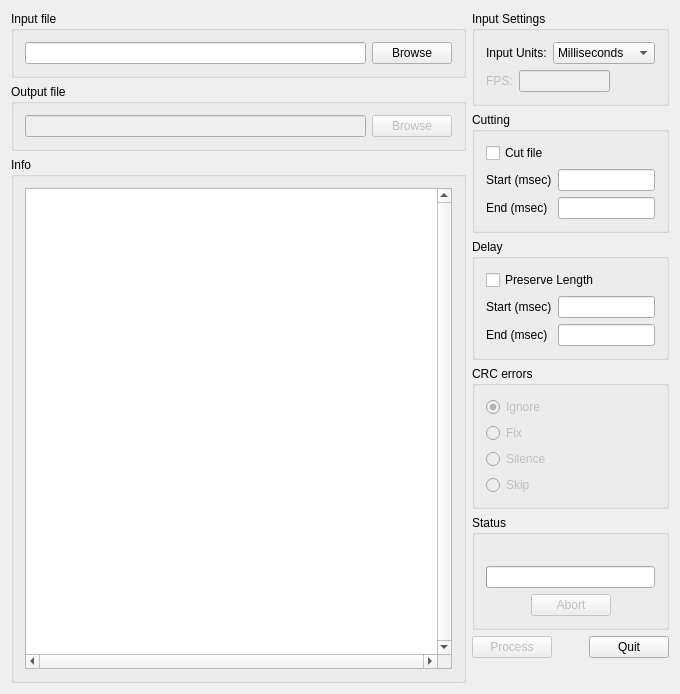
Before: the Qt Designer form src/delaycut.ui in r4dius/delaycut, drawn with Qt 5.
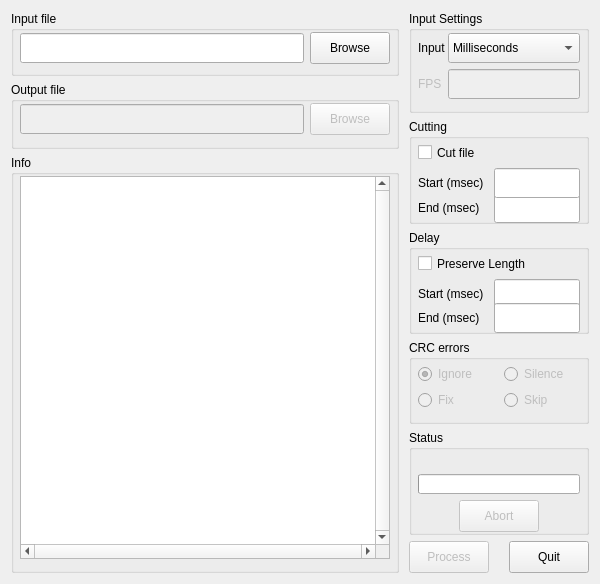
After: the same form once the commit is applied. Custom widgets are drawn as their Qt base class.

```diff
--- a/src/delaycut.ui
+++ b/src/delaycut.ui
@@ -9,15 +9,24 @@
    <rect>
     <x>0</x>
     <y>0</y>
-    <width>680</width>
-    <height>694</height>
+    <width>600</width>
+    <height>584</height>
    </rect>
   </property>
+  <property name="minimumSize">
+   <size>
+    <width>600</width>
+    <height>584</height>
+   </size>
+  </property>
   <property name="windowTitle">
-   <string>delaycut v1.4.3.9</string>
+   <string>delaycut v1.4.4.0</string>
   </property>
   <widget class="QWidget" name="centralWidget">
    <layout class="QHBoxLayout" name="horizontalLayout_6" stretch="3,1">
+    <property name="spacing">
+     <number>10</number>
+    </property>
     <item>
      <layout class="QVBoxLayout" name="verticalLayout_4">
       <item>
@@ -26,11 +35,36 @@
          <string>Input file</string>
         </property>
         <layout class="QHBoxLayout" name="horizontalLayout_3">
+         <property name="leftMargin">
+          <number>6</number>
+         </property>
+         <property name="topMargin">
+          <number>1</number>
+         </property>
+         <property name="rightMargin">
+          <number>6</number>
+         </property>
+         <property name="bottomMargin">
+          <number>9</number>
+         </property>
          <item>
-          <widget class="DragDropLineEdit" name="inputFileLineEdit"/>
+          <widget class="DragDropLineEdit" name="inputFileLineEdit">
+           <property name="minimumSize">
+            <size>
+             <width>0</width>
+             <height>30</height>
+            </size>
+           </property>
+          </widget>
          </item>
          <item>
           <widget class="QPushButton" name="inputBrowseButton">
+           <property name="minimumSize">
+            <size>
+             <width>0</width>
+             <height>32</height>
+            </size>
+           </property>
            <property name="text">
             <string>Browse</string>
            </property>
@@ -45,11 +79,26 @@
          <string>Output file</string>
         </property>
         <layout class="QHBoxLayout" name="horizontalLayout_4">
+         <property name="leftMargin">
+          <number>6</number>
+         </property>
+         <property name="topMargin">
+          <number>1</number>
+         </property>
+         <property name="rightMargin">
+          <number>6</number>
+         </property>
          <item>
           <widget class="DragDropLineEdit" name="outputFileLineEdit">
            <property name="enabled">
             <bool>false</bool>
            </property>
+           <property name="minimumSize">
+            <size>
+             <width>0</width>
+             <height>30</height>
+            </size>
+           </property>
           </widget>
          </item>
          <item>
@@ -57,6 +106,12 @@
            <property name="enabled">
             <bool>false</bool>
            </property>
+           <property name="minimumSize">
+            <size>
+             <width>0</width>
+             <height>32</height>
+            </size>
+           </property>
            <property name="text">
             <string>Browse</string>
            </property>
@@ -71,6 +126,15 @@
          <string>Info</string>
         </property>
         <layout class="QGridLayout" name="gridLayout">
+         <property name="leftMargin">
+          <number>6</number>
+         </property>
+         <property name="topMargin">
+          <number>1</number>
+         </property>
+         <property name="rightMargin">
+          <number>6</number>
+         </property>
          <item row="0" column="0">
           <widget class="QTextEdit" name="infoTextEdit">
            <property name="verticalScrollBarPolicy">
@@ -91,104 +155,164 @@
     </item>
     <item>
      <layout class="QVBoxLayout" name="verticalLayout_5">
+      <property name="spacing">
+       <number>6</number>
+      </property>
+      <property name="sizeConstraint">
+       <enum>QLayout::SetDefaultConstraint</enum>
+      </property>
+      <property name="bottomMargin">
+       <number>0</number>
+      </property>
       <item>
        <widget class="QGroupBox" name="inputSettingsGroupBox">
+        <property name="sizePolicy">
+         <sizepolicy hsizetype="Fixed" vsizetype="Fixed">
+          <horstretch>0</horstretch>
+          <verstretch>0</verstretch>
+         </sizepolicy>
+        </property>
+        <property name="maximumSize">
+         <size>
+          <width>180</width>
+          <height>16777215</height>
+         </size>
+        </property>
         <property name="title">
          <string>Input Settings</string>
         </property>
-        <layout class="QVBoxLayout" name="verticalLayout_3">
-         <item>
-          <layout class="QFormLayout" name="formLayout_3">
-           <item row="0" column="0">
-            <widget class="QLabel" name="inputUnitsLabel">
-             <property name="text">
-              <string>Input Units:</string>
-             </property>
-            </widget>
-           </item>
-           <item row="0" column="1">
-            <widget class="QComboBox" name="inputUnitsComboBox">
-             <property name="currentIndex">
-              <number>2</number>
-             </property>
-             <item>
-              <property name="text">
-               <string>Audio frames</string>
-              </property>
-             </item>
-             <item>
-              <property name="text">
-               <string>Seconds</string>
-              </property>
-             </item>
-             <item>
-              <property name="text">
-               <string>Milliseconds</string>
-              </property>
-             </item>
-             <item>
-              <property name="text">
-               <string>Video frames</string>
-              </property>
-             </item>
-            </widget>
-           </item>
-          </layout>
+        <layout class="QFormLayout" name="verticalLayout_3">
+         <property name="leftMargin">
+          <number>6</number>
+         </property>
+         <property name="topMargin">
+          <number>2</number>
+         </property>
+         <property name="rightMargin">
+          <number>6</number>
+         </property>
+         <item row="0" column="0">
+          <widget class="QLabel" name="inputUnitsLabel">
+           <property name="minimumSize">
+            <size>
+             <width>70</width>
+             <height>30</height>
+            </size>
+           </property>
+           <property name="text">
+            <string>Input Units</string>
+           </property>
+          </widget>
          </item>
-         <item>
-          <layout class="QHBoxLayout" name="horizontalLayout_5" stretch="1,4,2">
+         <item row="0" column="1">
+          <widget class="QComboBox" name="inputUnitsComboBox">
+           <property name="sizePolicy">
+            <sizepolicy hsizetype="Expanding" vsizetype="Fixed">
+             <horstretch>0</horstretch>
+             <verstretch>0</verstretch>
+            </sizepolicy>
+           </property>
+           <property name="minimumSize">
+            <size>
+             <width>0</width>
+             <height>30</height>
+            </size>
+           </property>
+           <property name="currentIndex">
+            <number>2</number>
+           </property>
            <item>
-            <widget class="QLabel" name="fpsLabel">
-             <property name="enabled">
-              <bool>false</bool>
-             </property>
-             <property name="text">
-              <string>FPS:</string>
-             </property>
-            </widget>
+            <property name="text">
+             <string>Audio frames</string>
+            </property>
            </item>
            <item>
-            <widget class="QLineEdit" name="fpsLineEdit">
-             <property name="enabled">
-              <bool>false</bool>
-             </property>
-             <property name="text">
-              <string/>
-             </property>
-             <property name="maxLength">
-              <number>11</number>
-             </property>
-             <property name="alignment">
-              <set>Qt::AlignRight|Qt::AlignTrailing|Qt::AlignVCenter</set>
-             </property>
-            </widget>
+            <property name="text">
+             <string>Seconds</string>
+            </property>
            </item>
            <item>
-            <spacer name="horizontalSpacer_4">
-             <property name="orientation">
-              <enum>Qt::Horizontal</enum>
-             </property>
-             <property name="sizeHint" stdset="0">
-              <size>
-               <width>58</width>
-               <height>20</height>
-              </size>
-             </property>
-            </spacer>
+            <property name="text">
+             <string>Milliseconds</string>
+            </property>
            </item>
-          </layout>
+           <item>
+            <property name="text">
+             <string>Video frames</string>
+            </property>
+           </item>
+          </widget>
+         </item>
+         <item row="1" column="0">
+          <widget class="QLabel" name="fpsLabel">
+           <property name="enabled">
+            <bool>false</bool>
+           </property>
+           <property name="minimumSize">
+            <size>
+             <width>0</width>
+             <height>30</height>
+            </size>
+           </property>
+           <property name="text">
+            <string>FPS</string>
+           </property>
+          </widget>
+         </item>
+         <item row="1" column="1">
+          <widget class="QLineEdit" name="fpsLineEdit">
+           <property name="enabled">
+            <bool>false</bool>
+           </property>
+           <property name="minimumSize">
+            <size>
+             <width>0</width>
+             <height>30</height>
+            </size>
+           </property>
+           <property name="text">
+            <string/>
+           </property>
+           <property name="maxLength">
+            <number>11</number>
+           </property>
+           <property name="alignment">
+            <set>Qt::AlignRight|Qt::AlignTrailing|Qt::AlignVCenter</set>
+           </property>
+          </widget>
          </item>
         </layout>
        </widget>
       </item>
       <item>
        <widget class="QGroupBox" name="cuttingGroupBox">
+        <property name="sizePolicy">
+         <sizepolicy hsizetype="Fixed" vsizetype="Fixed">
+          <horstretch>0</horstretch>
+          <verstretch>0</verstretch>
+         </sizepolicy>
+        </property>
+        <property name="maximumSize">
+         <size>
+          <width>180</width>
+          <height>16777215</height>
+         </size>
+        </property>
         <property name="title">
          <string>Cutting</string>
         </property>
         <layout class="QFormLayout" name="formLayout">
-         <property name="fieldGrowthPolicy">
-          <enum>QFormLayout::AllNonFixedFieldsGrow</enum>
+         <property name="leftMargin">
+          <number>6</number>
+         </property>
+         <property name="topMargin">
+          <number>4</number>
+         </property>
+         <property name="rightMargin">
+          <number>6</number>
+         </property>
+         <property name="bottomMargin">
+          <number>9</number>
          </property>
          <item row="0" column="0" colspan="2">
           <widget class="QCheckBox" name="cutFileCheckBox">
@@ -199,29 +323,25 @@
          </item>
          <item row="1" column="0">
           <widget class="QLabel" name="startCuttingLabel">
+           <property name="minimumSize">
+            <size>
+             <width>70</width>
+             <height>30</height>
+            </size>
+           </property>
            <property name="text">
             <string>Start (msec)</string>
-           </property>
-           <property name="scaledContents">
-            <bool>false</bool>
-           </property>
-          </widget>
-         </item>
-         <item row="1" column="1">
-          <widget class="QLineEdit" name="startCuttingLineEdit">
-           <property name="text">
-            <string/>
-           </property>
-           <property name="maxLength">
-            <number>8</number>
-           </property>
-           <property name="alignment">
-            <set>Qt::AlignRight|Qt::AlignTrailing|Qt::AlignVCenter</set>
            </property>
           </widget>
          </item>
          <item row="2" column="0">
           <widget class="QLabel" name="endCuttingLabel">
+           <property name="minimumSize">
+            <size>
+             <width>0</width>
+             <height>30</height>
+            </size>
+           </property>
            <property name="text">
             <string>End (msec)</string>
            </property>
@@ -229,6 +349,12 @@
          </item>
          <item row="2" column="1">
           <widget class="QLineEdit" name="endCuttingLineEdit">
+           <property name="minimumSize">
+            <size>
+             <width>0</width>
+             <height>30</height>
+            </size>
+           </property>
            <property name="acceptDrops">
             <bool>false</bool>
            </property>
@@ -240,15 +366,58 @@
            </property>
           </widget>
          </item>
+         <item row="1" column="1">
+          <widget class="QLineEdit" name="startCuttingLineEdit">
+           <property name="minimumSize">
+            <size>
+             <width>0</width>
+             <height>30</height>
+            </size>
+           </property>
+           <property name="text">
+            <string/>
+           </property>
+           <property name="maxLength">
+            <number>8</number>
+           </property>
+           <property name="alignment">
+            <set>Qt::AlignRight|Qt::AlignTrailing|Qt::AlignVCenter</set>
+           </property>
+          </widget>
+         </item>
         </layout>
        </widget>
       </item>
       <item>
        <widget class="QGroupBox" name="delayGroupBox">
+        <property name="sizePolicy">
+         <sizepolicy hsizetype="Fixed" vsizetype="Fixed">
+          <horstretch>0</horstretch>
+          <verstretch>0</verstretch>
+         </sizepolicy>
+        </property>
+        <property name="maximumSize">
+         <size>
+          <width>180</width>
+          <height>16777215</height>
+         </size>
+        </property>
         <property name="title">
          <string>Delay</string>
         </property>
         <layout class="QFormLayout" name="formLayout_2">
+         <property name="leftMargin">
+          <number>6</number>
+         </property>
+         <property name="topMargin">
+          <number>4</number>
+         </property>
+         <property name="rightMargin">
+          <number>6</number>
+         </property>
+         <property name="bottomMargin">
+          <number>9</number>
+         </property>
          <item row="0" column="0" colspan="2">
           <widget class="QCheckBox" name="originalLengthCheckBox">
            <property name="text">
@@ -258,6 +427,12 @@
          </item>
          <item row="1" column="0">
           <widget class="QLabel" name="startDelayLabel">
+           <property name="minimumSize">
+            <size>
+             <width>70</width>
+             <height>30</height>
+            </size>
+           </property>
            <property name="text">
             <string>Start (msec)</string>
            </property>
@@ -265,6 +440,12 @@
          </item>
          <item row="1" column="1">
           <widget class="QLineEdit" name="startDelayLineEdit">
+           <property name="minimumSize">
+            <size>
+             <width>0</width>
+             <height>30</height>
+            </size>
+           </property>
            <property name="acceptDrops">
             <bool>false</bool>
            </property>
@@ -278,6 +459,12 @@
          </item>
          <item row="2" column="0">
           <widget class="QLabel" name="endDelayLabel">
+           <property name="minimumSize">
+            <size>
+             <width>0</width>
+             <height>30</height>
+            </size>
+           </property>
            <property name="text">
             <string>End (msec)</string>
            </property>
@@ -285,6 +472,12 @@
          </item>
          <item row="2" column="1">
           <widget class="QLineEdit" name="endDelayLineEdit">
+           <property name="minimumSize">
+            <size>
+             <width>0</width>
+             <height>30</height>
+            </size>
+           </property>
            <property name="acceptDrops">
             <bool>false</bool>
            </property>
@@ -301,15 +494,42 @@
       </item>
       <item>
        <widget class="QGroupBox" name="crcErrorsGroupBox">
+        <property name="sizePolicy">
+         <sizepolicy hsizetype="Fixed" vsizetype="Fixed">
+          <horstretch>0</horstretch>
+          <verstretch>0</verstretch>
+         </sizepolicy>
+        </property>
+        <property name="maximumSize">
+         <size>
+          <width>180</width>
+          <height>16777215</height>
+         </size>
+        </property>
         <property name="title">
          <string>CRC errors</string>
         </property>
-        <layout class="QVBoxLayout" name="verticalLayout">
-         <item>
+        <layout class="QFormLayout" name="verticalLayout">
+         <property name="leftMargin">
+          <number>6</number>
+         </property>
+         <property name="topMargin">
+          <number>4</number>
+         </property>
+         <property name="rightMargin">
+          <number>6</number>
+         </property>
+         <item row="0" column="0">
           <widget class="QRadioButton" name="ignoreRadioButton">
            <property name="enabled">
             <bool>false</bool>
            </property>
+           <property name="minimumSize">
+            <size>
+             <width>80</width>
+             <height>0</height>
+            </size>
+           </property>
            <property name="toolTip">
             <string>Ignore CRC errors</string>
            </property>
@@ -321,7 +541,7 @@
            </property>
           </widget>
          </item>
-         <item>
+         <item row="1" column="0">
           <widget class="QRadioButton" name="fixRadioButton">
            <property name="enabled">
             <bool>false</bool>
@@ -334,7 +554,7 @@
            </property>
           </widget>
          </item>
-         <item>
+         <item row="0" column="1">
           <widget class="QRadioButton" name="silenceRadioButton">
            <property name="enabled">
             <bool>false</bool>
@@ -342,12 +562,15 @@
            <property name="toolTip">
             <string>Replace an errored frame with a silenced one</string>
            </property>
+           <property name="layoutDirection">
+            <enum>Qt::LeftToRight</enum>
+           </property>
            <property name="text">
             <string>Silence</string>
            </property>
           </widget>
          </item>
-         <item>
+         <item row="1" column="1">
           <widget class="QRadioButton" name="skipRadioButton">
            <property name="enabled">
             <bool>false</bool>
@@ -365,10 +588,31 @@
       </item>
       <item>
        <widget class="QGroupBox" name="statusGroupBox">
+        <property name="sizePolicy">
+         <sizepolicy hsizetype="Fixed" vsizetype="Fixed">
+          <horstretch>0</horstretch>
+          <verstretch>0</verstretch>
+         </sizepolicy>
+        </property>
+        <property name="maximumSize">
+         <size>
+          <width>180</width>
+          <height>16777215</height>
+         </size>
+        </property>
         <property name="title">
          <string>Status</string>
         </property>
         <layout class="QVBoxLayout" name="verticalLayout_2">
+         <property name="leftMargin">
+          <number>6</number>
+         </property>
+         <property name="topMargin">
+          <number>4</number>
+         </property>
+         <property name="rightMargin">
+          <number>6</number>
+         </property>
          <item>
           <widget class="QLabel" name="progressLabel">
            <property name="text">
@@ -409,6 +653,12 @@
              <property name="enabled">
               <bool>false</bool>
              </property>
+             <property name="minimumSize">
+              <size>
+               <width>0</width>
+               <height>32</height>
+              </size>
+             </property>
              <property name="text">
               <string>Abort</string>
              </property>
@@ -434,11 +684,20 @@
       </item>
       <item>
        <layout class="QHBoxLayout" name="horizontalLayout_2">
-        <item>
+        <property name="spacing">
+         <number>6</number>
+        </property>
+        <item alignment="Qt::AlignTop">
          <widget class="QPushButton" name="processButton">
           <property name="enabled">
            <bool>false</bool>
           </property>
+          <property name="minimumSize">
+           <size>
+            <width>0</width>
+            <height>32</height>
+           </size>
+          </property>
           <property name="text">
            <string>Process</string>
           </property>
@@ -457,8 +716,14 @@
           </property>
          </spacer>
         </item>
-        <item>
+        <item alignment="Qt::AlignTop">
          <widget class="QPushButton" name="quitButton">
+          <property name="minimumSize">
+           <size>
+            <width>0</width>
+            <height>32</height>
+           </size>
+          </property>
           <property name="text">
            <string>Quit</string>
           </property>
@@ -469,19 +734,6 @@
         </item>
        </layout>
       </item>
-      <item>
-       <spacer name="verticalSpacer">
-        <property name="orientation">
-         <enum>Qt::Vertical</enum>
-        </property>
-        <property name="sizeHint" stdset="0">
-         <size>
-          <width>161</width>
-          <height>13</height>
-         </size>
-        </property>
-       </spacer>
-      </item>
      </layout>
     </item>
    </layout>
```
